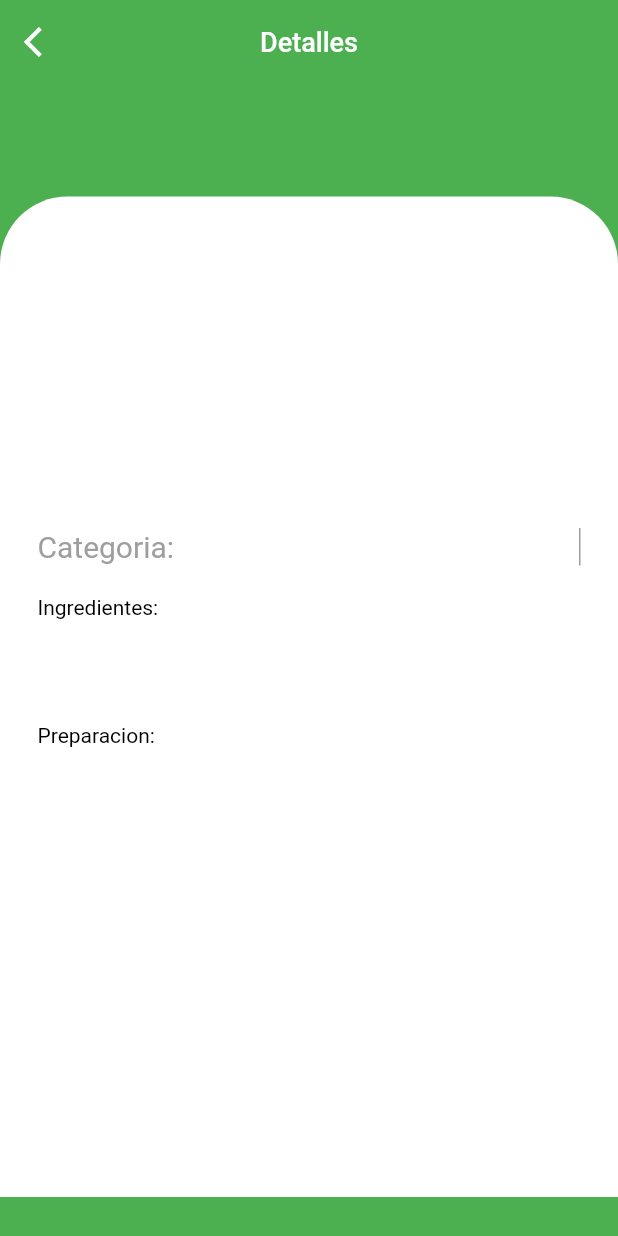
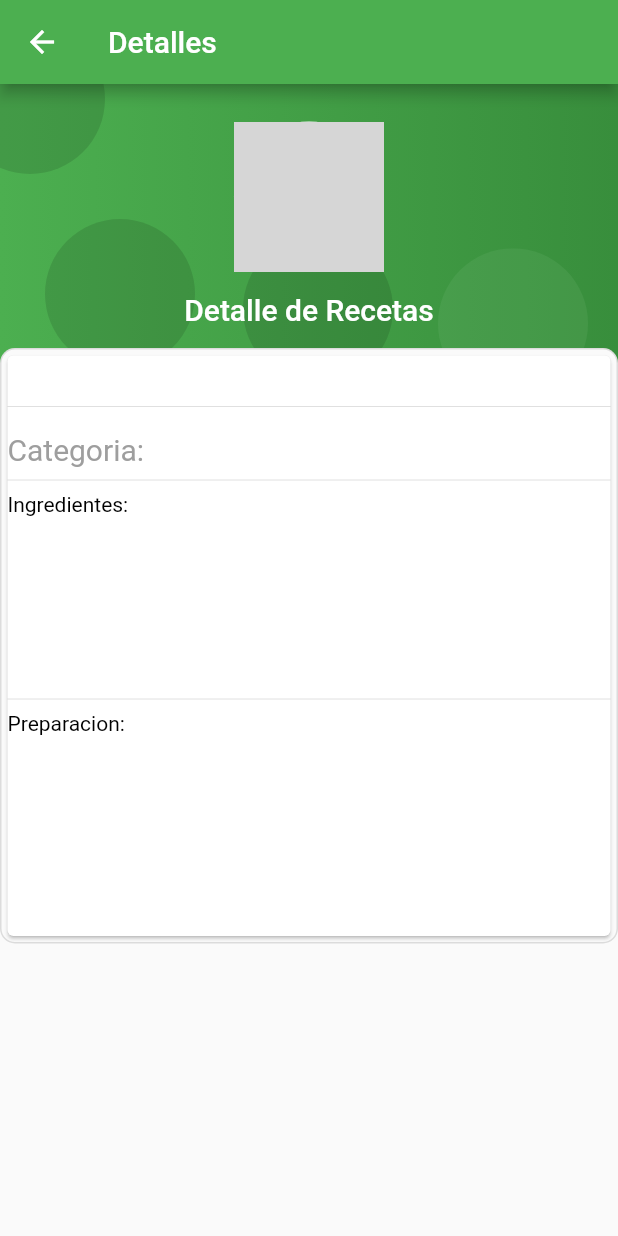
Before and after one commit to raruilova/herbafriend, a Flutter app: the RecipeList screen opened directly with empty values, on a phone screen of 412 x 824 dp. Run offline on Flutter 3.47's test engine with Material 2 defaults, Android fonts, the phone set to English and light mode, and no system bars; our stand-ins replace image_picker; missing offline and left inert: cloudinary_public; network calls fail; grey boxes are pictures that could not be loaded.

Commit message:
Coreccion UI y Fotos

```diff
--- a/lib/src/pages/recipes_list.dart
+++ b/lib/src/pages/recipes_list.dart
@@ -1,5 +1,6 @@
 import 'package:flutter/material.dart';
 import 'package:herbafriend/src/model/herbafriend_model.dart';
+import 'package:herbafriend/src/utils/standart.dart';
 
 class RecipeList extends StatefulWidget {
   final Recipes recipes;
@@ -13,66 +14,80 @@ class _RecipeListState extends State<RecipeList> {
   @override
   Widget build(BuildContext context) {
     return Scaffold(
+        appBar: AppBar(
+          title: Text('Detalles'),
           backgroundColor: Colors.green,
-        appBar: AppBar(
-          leading: IconButton(
-            onPressed: () {
-              Navigator.of(context).pop();
-            },
-            icon: Icon(Icons.arrow_back_ios),
-            color: Colors.white,
         ),
-          backgroundColor: Colors.transparent,
-          elevation: 0.0,
-          title: Text('Detalles',
-              style: TextStyle(fontSize: 18.0, color: Colors.white)),
-          centerTitle: true,
+        body: SingleChildScrollView(
+          child: Stack(
+            alignment: AlignmentDirectional.topCenter,
+            children: [
+              Standard.getBackground(context),
+              Container(
+                margin: EdgeInsets.symmetric(vertical: 25.0),
+                child: Column(
+                  children: [
+                    Stack(
+                      alignment: AlignmentDirectional.bottomCenter,
+                      children: [
+                        Container(
+                          width: 100.0,
+                          height: 100.0,
+                          decoration: BoxDecoration(
+                              borderRadius: BorderRadius.circular(100.0),
+                              color: Theme.of(context).canvasColor),
+                          child: ClipOval(
+                              child: widget.recipes.imagen == null
+                                  ? Image.asset("assets/images/user.png")
+                                  : Image.network(
+                                      widget.recipes.imagen.toString())),
+                        ),
+                      ],
+                    ),
+                    Standard.titleToForm(context, "Detalle de Recetas"),
+                    _detalles()
+                  ],
+                ),
+              ),
+            ],
+          ),
+        ));
+  }
 
-        ),
-        body: Column(children: [
-          Stack(children: [
-            Container(
-                height: MediaQuery.of(context).size.height - 82.0,
-                width: MediaQuery.of(context).size.width,
-                color: Colors.transparent),
-            Positioned(
-                top: 75.0,
+  _detalles() {
+    return SingleChildScrollView(
       child: Container(
           decoration: BoxDecoration(
-                        borderRadius: BorderRadius.only(
-                          topLeft: Radius.circular(45.0),
-                          topRight: Radius.circular(45.0),
+              color: Theme.of(context).scaffoldBackgroundColor,
+              borderRadius: BorderRadius.circular(10.0),
+              border: Border.all(color: Theme.of(context).dividerColor)),
+          child: Card(
+            child: Center(
+              child: Column(
+                children: <Widget>[
+                  Text(
+                    widget.recipes.name.toString(),
+                    style:
+                        TextStyle(fontSize: 22.0, fontWeight: FontWeight.bold),
                   ),
-                        color: Colors.white),
-                    height: MediaQuery.of(context).size.height - 100.0,
-                    width: MediaQuery.of(context).size.width)),
-            Positioned(
-                top: 250.0,
-                left: 25.0,
-                right: 25.0,
-                child: Column(
-                  crossAxisAlignment: CrossAxisAlignment.start,
-                  children: <Widget>[
-                    Text(widget.recipes.name.toString(),
-                        style: TextStyle(
-                            fontSize: 22.0, fontWeight: FontWeight.bold)),
-                    SizedBox(height: 20.0),
+                  Divider(),
+                  Padding(
+                    padding: EdgeInsets.only(top: 8.0),
+                  ),
                   Row(
                     mainAxisAlignment: MainAxisAlignment.spaceBetween,
                     children: <Widget>[
                       Text('Categoria: ' + widget.recipes.category.toString(),
-                            style:
-                                TextStyle(fontSize: 20.0, color: Colors.grey)),
-                        Container(height: 25.0, color: Colors.grey, width: 1.0),
+                          style: TextStyle(fontSize: 20.0, color: Colors.grey)),
+                      Container(height: 25.0, color: Colors.grey),
                     ],
                   ),
-                    SizedBox(height: 20.0),
+                  Divider(),
                   Padding(
                     padding: EdgeInsets.only(bottom: 5.0),
                     child: Container(
-                        height: 50.0,
-                        child: ListView(
-                          children: [
+                      height: 125.0,
+                      child: ListView(children: [
                         Text(
                             'Ingredientes: ' +
                                 '\n\n' +
@@ -80,11 +95,10 @@ class _RecipeListState extends State<RecipeList> {
                             style: TextStyle(
                               color: Colors.black,
                             )),
-                          ]
+                      ]),
                     ),
                   ),
-                    ),
-                    SizedBox(height: 30.0),
+                  Divider(),
                   Padding(
                     padding: EdgeInsets.only(bottom: 10.0),
                     child: Container(
@@ -103,9 +117,10 @@ class _RecipeListState extends State<RecipeList> {
                     ),
                   )
                 ],
-                ))
-          ])
-        ]));
+              ),
+            ),
+          )),
+    );
   }
 }
 
--- a/lib/src/pages/usuario_register.dart
+++ b/lib/src/pages/usuario_register.dart
@@ -15,7 +15,8 @@ class _UsuarioRegisterState extends State<UsuarioRegister> {
     double _heigth = MediaQuery.of(context).size.height;
     double _width = MediaQuery.of(context).size.width;
     return Scaffold(
-        body: Column(
+        body: SingleChildScrollView(
+      child: Column(
         children: <Widget>[
           Container(
             height: _heigth * 0.3,
@@ -79,7 +80,8 @@ class _UsuarioRegisterState extends State<UsuarioRegister> {
                           style: TextStyle(
                               fontSize: 17.0, color: Colors.orangeAccent),
                           decoration: InputDecoration(
-                            icon: Icon(Icons.vpn_key), labelText: 'Contraseña'),
+                              icon: Icon(Icons.vpn_key),
+                              labelText: 'Contraseña'),
                         ),
                         Padding(
                           padding: EdgeInsets.only(top: 12.0),
@@ -102,7 +104,8 @@ class _UsuarioRegisterState extends State<UsuarioRegister> {
                           color: Colors.green,
                           child: Text(
                             'Crear Cuenta',
-                          style: TextStyle(color: Colors.white, fontSize: 20.0),
+                            style:
+                                TextStyle(color: Colors.white, fontSize: 20.0),
                           ),
                           onPressed: () {
                             Navigator.push(
@@ -126,6 +129,7 @@ class _UsuarioRegisterState extends State<UsuarioRegister> {
                     ),
                   )))
         ],
+      ),
     ));
   }
 }
--- a/lib/src/utils/standart.dart
+++ b/lib/src/utils/standart.dart
@@ -26,13 +26,10 @@ class Standard {
           height: size.height * 0.4,
           width: double.infinity,
           decoration: BoxDecoration(
-              image: DecorationImage(
-                  image: ExactAssetImage("assets/images/background.png"),
-                  repeat: ImageRepeat.repeat),
               gradient: LinearGradient(colors: [
-                Theme.of(context).primaryColor,
-                Theme.of(context).primaryColorDark,
-              ])),
+            Theme.of(context).primaryColor,
+            Theme.of(context).primaryColorDark,
+          ])),
         ),
         Positioned(top: 90.0, left: 30.0, child: circle),
         Positioned(top: -40.0, left: -30.0, child: circle),
--- a/lib/src/widget/login_widget.dart
+++ b/lib/src/widget/login_widget.dart
@@ -15,7 +15,8 @@ class _LoginState extends State<Login> {
     double _heigth = MediaQuery.of(context).size.height;
     double _width = MediaQuery.of(context).size.width;
     return Scaffold(
-        body: Column(
+        body: SingleChildScrollView(
+      child: Column(
         children: <Widget>[
           Container(
             height: _heigth * 0.4,
@@ -64,7 +65,8 @@ class _LoginState extends State<Login> {
                           style: TextStyle(
                               fontSize: 17.0, color: Colors.orangeAccent),
                           decoration: InputDecoration(
-                            icon: Icon(Icons.vpn_key), labelText: 'Contraseña'),
+                              icon: Icon(Icons.vpn_key),
+                              labelText: 'Contraseña'),
                         ),
                         Padding(
                           padding: EdgeInsets.only(top: 12.0),
@@ -81,7 +83,8 @@ class _LoginState extends State<Login> {
                           color: Colors.green,
                           child: Text(
                             'Iniciar Sesión',
-                          style: TextStyle(color: Colors.white, fontSize: 20.0),
+                            style:
+                                TextStyle(color: Colors.white, fontSize: 20.0),
                           ),
                           onPressed: () {
                             Navigator.push(
@@ -107,7 +110,8 @@ class _LoginState extends State<Login> {
                           color: Colors.green,
                           child: Text(
                             'Registrarse',
-                          style: TextStyle(color: Colors.white, fontSize: 20.0),
+                            style:
+                                TextStyle(color: Colors.white, fontSize: 20.0),
                           ),
                           onPressed: () {
                             Navigator.push(
@@ -130,6 +134,7 @@ class _LoginState extends State<Login> {
                     ),
                   ))),
         ],
+      ),
     ));
   }
 }
```
Lines whose indentation alone changed are shown as unchanged.
